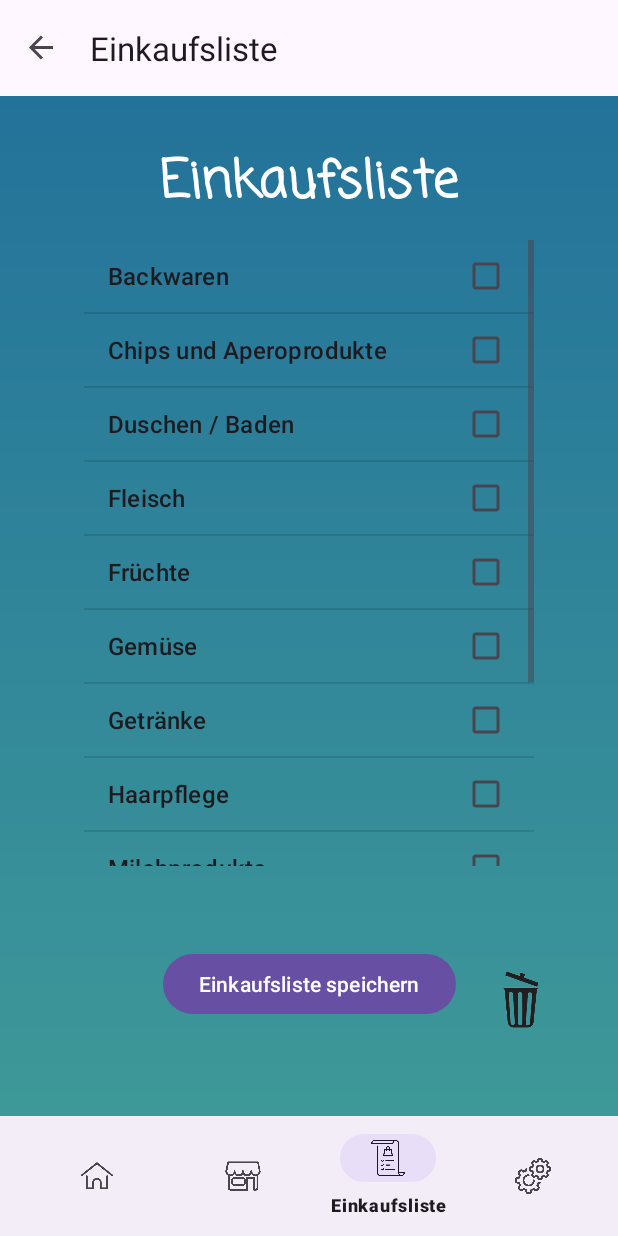
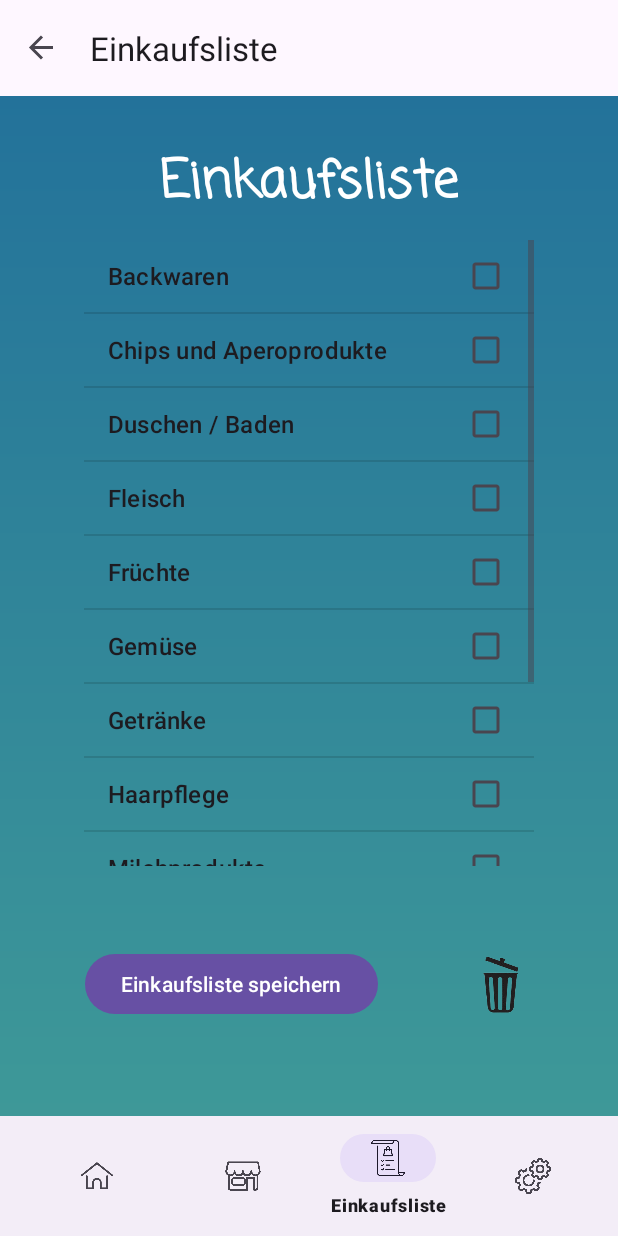
Before and after one commit to EigenYam/ProduktFinder, an Android app: the screen it shows after launch (MainActivity), item 3 of the bottom bar chosen, on a phone screen of 412 x 824 dp. Run offline under Robolectric (Android 15) with nearby library versions, the phone set to English and light mode, and no system bars; our stand-ins replace navigation-ui; Roboto replaces fonts that are not available here.

```diff
--- a/app/src/main/res/layout/fragment_coop.xml
+++ b/app/src/main/res/layout/fragment_coop.xml
@@ -38,7 +38,7 @@
             android:id="@+id/textViewNameCoop"
             android:layout_width="wrap_content"
             android:layout_height="wrap_content"
-            android:text="TextView"
+            android:text="Coop Supermarkt Lyss Stigli"
             android:textSize="24sp"
             android:textStyle="bold"
             app:layout_constraintEnd_toEndOf="parent"
--- a/app/src/main/res/layout/fragment_einkaufsliste.xml
+++ b/app/src/main/res/layout/fragment_einkaufsliste.xml
@@ -41,6 +41,7 @@
             android:text="Einkaufsliste speichern"
             app:layout_constraintBottom_toBottomOf="parent"
             app:layout_constraintEnd_toEndOf="parent"
+            app:layout_constraintHorizontal_bias="0.261"
             app:layout_constraintStart_toStartOf="parent"
             app:layout_constraintTop_toBottomOf="@id/categoryListView"
             app:layout_constraintVertical_bias="0.276" />
@@ -55,10 +56,10 @@
             android:src="@drawable/trashcan"
             app:layout_constraintBottom_toBottomOf="parent"
             app:layout_constraintEnd_toEndOf="parent"
-            app:layout_constraintHorizontal_bias="0.322"
+            app:layout_constraintHorizontal_bias="0.513"
             app:layout_constraintStart_toEndOf="@+id/bottomButton"
             app:layout_constraintTop_toBottomOf="@+id/categoryListView"
-            app:layout_constraintVertical_bias="0.326" />
+            app:layout_constraintVertical_bias="0.276" />
 
     </androidx.constraintlayout.widget.ConstraintLayout>
 
--- a/app/src/main/res/layout/fragment_einstellungen.xml
+++ b/app/src/main/res/layout/fragment_einstellungen.xml
@@ -23,6 +23,7 @@
             app:layout_constraintEnd_toEndOf="parent"
             app:layout_constraintStart_toStartOf="parent"
             app:layout_constraintTop_toTopOf="parent" />
+
     </androidx.constraintlayout.widget.ConstraintLayout>
 
 </FrameLayout>
```
